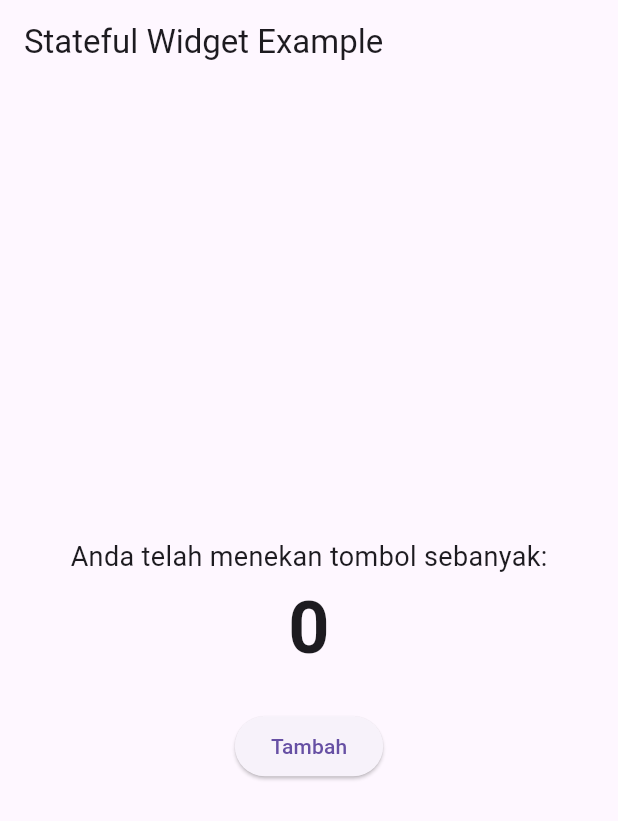
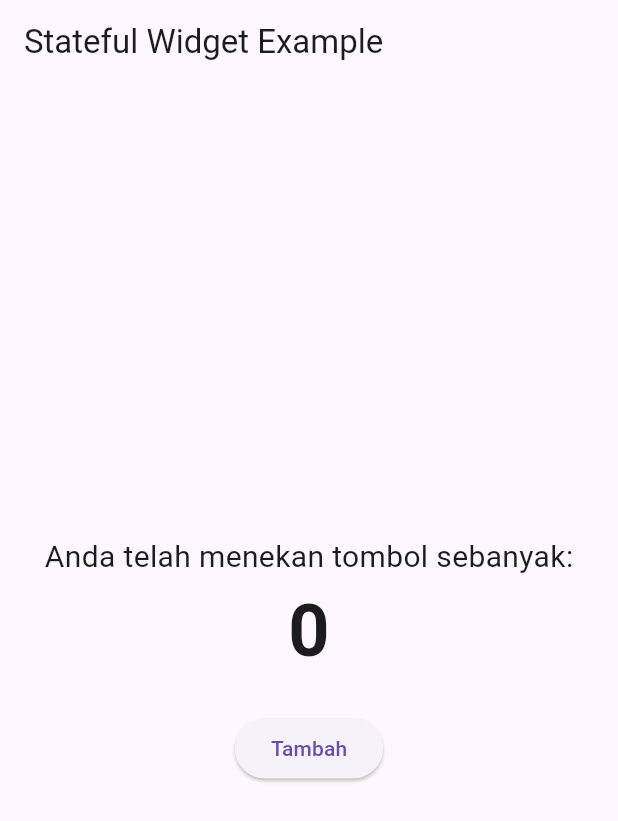
Before and after one commit to azzam380/Belajar_Flutter, a Flutter app: the screen it shows after launch, on a phone screen of 412 x 824 dp. Shown: the top 821 px of the screen. Run offline on Flutter 3.47's test engine with Material 3 defaults, Android fonts, the phone set to English and light mode, and no system bars.

Commit message:
second commit

```diff
--- a/lib/main.dart
+++ b/lib/main.dart
@@ -57,7 +57,7 @@ class _CounterAppState extends State<CounterApp> {
             children: [
               const Text(
                 'Anda telah menekan tombol sebanyak:',
-                style: TextStyle(fontSize: 18),
+                style: TextStyle(fontSize: 20),
               ),
               Text(
                 '$_counter', // Menampilkan state _counter
```
Also changed, not shown: lib/pages/info_pages.dart (added).
